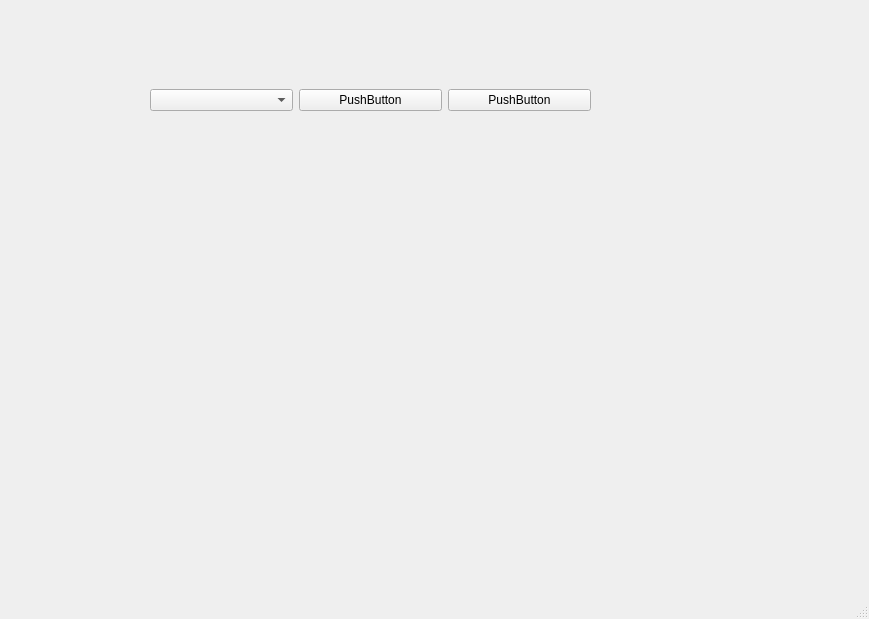
First picture: the form in ui/mainwindow.ui, repository Ashhuby/QtLinkUniversal, before the edit.
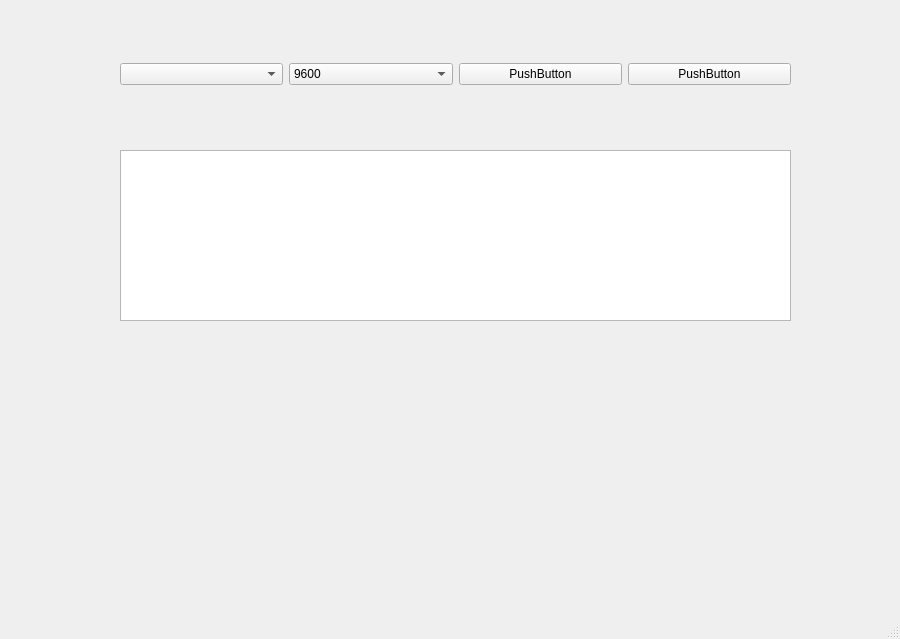
Second picture: the form after the edit.

Commit message: baud and console added

```diff
--- a/ui/mainwindow.ui
+++ b/ui/mainwindow.ui
@@ -6,8 +6,8 @@
    <rect>
     <x>0</x>
     <y>0</y>
-    <width>869</width>
-    <height>619</height>
+    <width>900</width>
+    <height>639</height>
    </rect>
   </property>
   <property name="windowTitle">
@@ -17,16 +17,35 @@
    <widget class="QWidget" name="horizontalLayoutWidget">
     <property name="geometry">
      <rect>
-      <x>150</x>
-      <y>60</y>
-      <width>441</width>
-      <height>80</height>
+      <x>120</x>
+      <y>9</y>
+      <width>671</width>
+      <height>131</height>
      </rect>
     </property>
     <layout class="QHBoxLayout" name="horizontalLayout">
      <item>
       <widget class="QComboBox" name="portSelector"/>
      </item>
+     <item>
+      <widget class="QComboBox" name="baudSelector">
+       <item>
+        <property name="text">
+         <string>9600</string>
+        </property>
+       </item>
+       <item>
+        <property name="text">
+         <string>115200</string>
+        </property>
+       </item>
+       <item>
+        <property name="text">
+         <string>57600</string>
+        </property>
+       </item>
+      </widget>
+     </item>
      <item>
       <widget class="QPushButton" name="refreshBtn">
        <property name="text">
@@ -43,6 +62,19 @@
      </item>
     </layout>
    </widget>
+   <widget class="QTextEdit" name="console">
+    <property name="geometry">
+     <rect>
+      <x>120</x>
+      <y>150</y>
+      <width>671</width>
+      <height>171</height>
+     </rect>
+    </property>
+    <property name="readOnly">
+     <bool>true</bool>
+    </property>
+   </widget>
   </widget>
   <widget class="QMenuBar" name="menubar">
    <property name="geometry">
```
Left out of the diff: 2 changed lines with no effect on the pictures. The commit also changes 3 other files.
